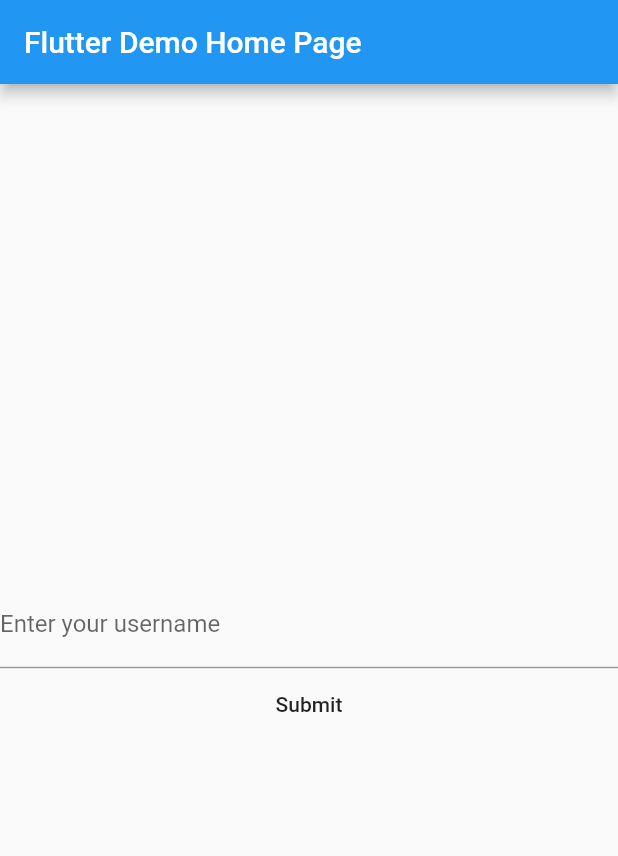
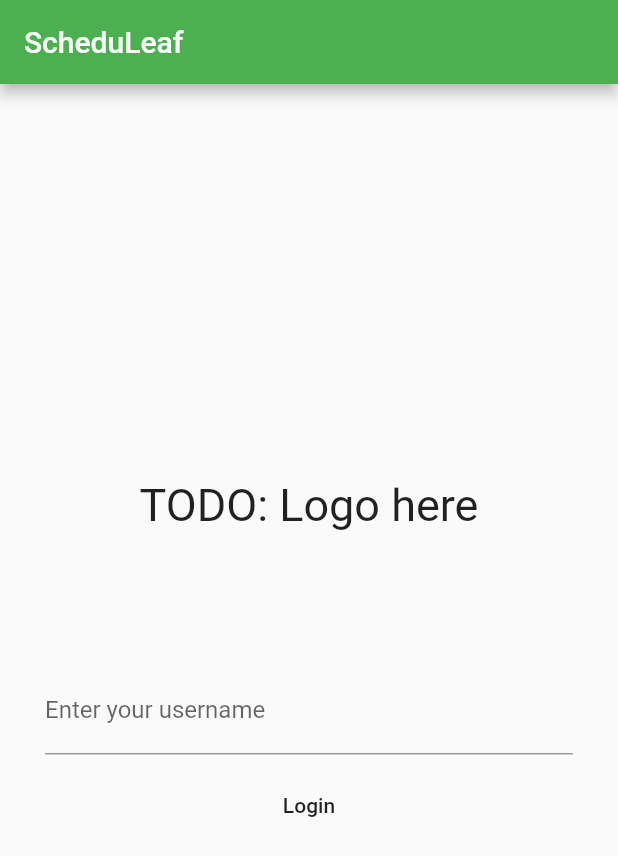
Before and after one commit to eyingxuan/scheduleaf, a Flutter app: the screen it shows after launch, on a phone screen of 412 x 824 dp. Shown: the top 856 px of the screen. Run offline on Flutter 3.47's test engine with Material 2 defaults, Android fonts, the phone set to English and light mode, and no system bars.

Commit message:
Update Login Page

```diff
--- a/frontend/scheduleaf/lib/main.dart
+++ b/frontend/scheduleaf/lib/main.dart
@@ -11,27 +11,28 @@
   @override
   Widget build(BuildContext context) {
     return MaterialApp(
-      title: 'Flutter Demo',
+      title: 'ScheduLeaf',
       theme: ThemeData(
-        primarySwatch: Colors.blue,
+        primarySwatch: Colors.green,
         visualDensity: VisualDensity.adaptivePlatformDensity,
       ),
-      home: MyHomePage(title: 'Flutter Demo Home Page'),
+      home: LoginPage(title: 'ScheduLeaf'),
     );
   }
 }
 
-class MyHomePage extends StatefulWidget {
-  MyHomePage({Key key, this.title}) : super(key: key);
+class LoginPage extends StatefulWidget {
+  LoginPage({Key key, this.title}) : super(key: key);
 
   final String title;
 
   @override
-  _MyHomePageState createState() => _MyHomePageState();
+  _LoginPageState createState() => _LoginPageState();
 }
 
-class _MyHomePageState extends State<MyHomePage> {
+class _LoginPageState extends State<LoginPage> {
   Future<TestResponse> responseObject;
+  final usernameController = TextEditingController();
 
   Future<TestResponse> createResponse(String msg, String name) async {
     final http.Response response = await http.put(
@@ -64,6 +65,13 @@
   }
 
   @override
+  void dispose() {
+    // Clean up the controller when the widget is disposed.
+    usernameController.dispose();
+    super.dispose();
+  }
+
+  @override
   Widget build(BuildContext context) {
     return Scaffold(
       appBar: AppBar(
@@ -73,18 +81,31 @@
         child: Column(
           mainAxisAlignment: MainAxisAlignment.center,
           children: <Widget>[
-            TextFormField(
-              decoration: InputDecoration(labelText: 'Enter your username'),
+            Text(
+              'TODO: Logo here',
+              style: TextStyle(fontSize: 30.0),
+            ),
+            Padding(
+              padding: EdgeInsets.symmetric(vertical: 40.0),
+            ),
+            Padding(
+              padding: EdgeInsets.symmetric(horizontal: 30.0, vertical: 10.0),
+              child: TextField(
+                controller: usernameController,
+                decoration: InputDecoration(labelText: 'Enter your username'),
+              ),
             ),
             FlatButton(
               onPressed: () {
                 setState(() {
                   responseObject = createResponse("test2", "will2");
                   print("response received");
+                  print(usernameController.text);
+                  // dispose();
                 });
               },
               child: Text(
-                "Submit",
+                "Login",
               ),
             ),
           ],
```
